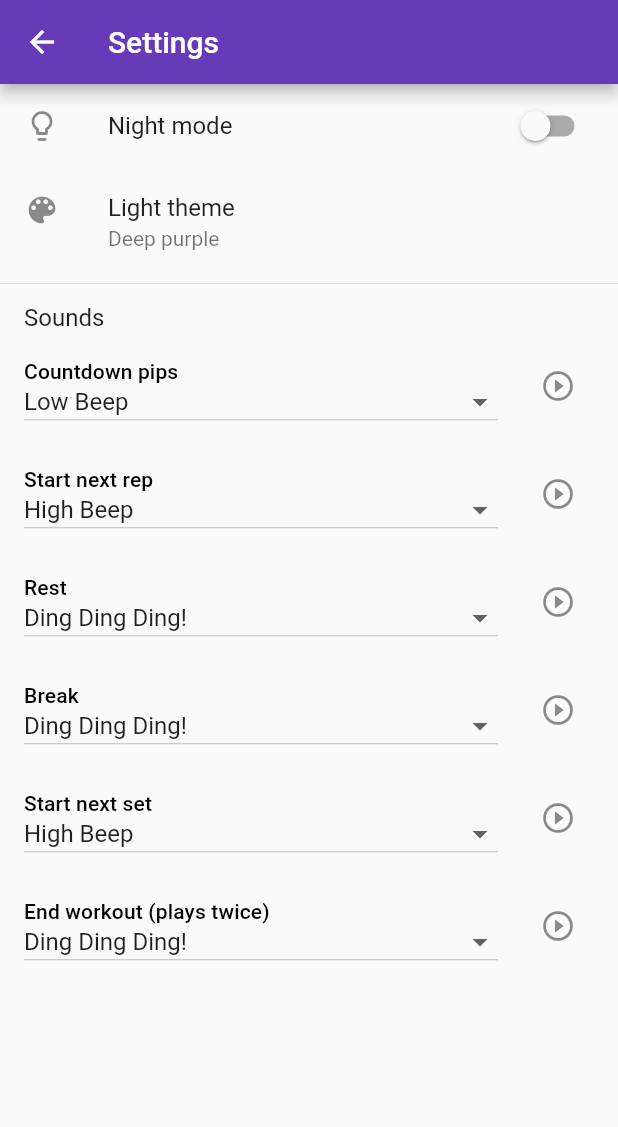
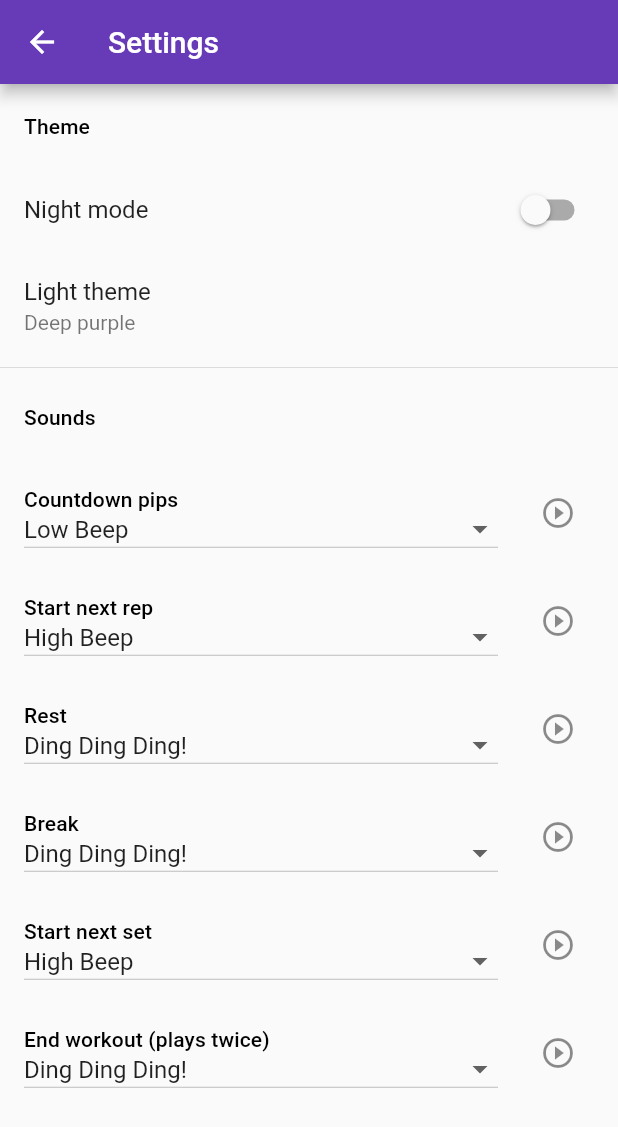
Before and after one commit to insin/tabata_timer, a Flutter app: the screen it shows after launch, after a tap on the "settings" icon, on a phone screen of 412 x 824 dp. Shown: the top 1127 px of the screen. Run offline on Flutter 3.47's test engine with Material 2 defaults, Android fonts, the phone set to English and light mode, and no system bars; our stand-ins replace audioplayers, auto_size_text, flutter_colorpicker, numberpicker, shared_preferences; missing offline and left inert: screen.

Commit message:
Remove icons from settings screen; make subtitle usage consistent

```diff
--- a/lib/screens/settings_screen.dart
+++ b/lib/screens/settings_screen.dart
@@ -75,9 +75,14 @@ class _SettingsScreenState extends State<SettingsScreen> {
       ),
       body: ListView(
         children: <Widget>[
+          ListTile(
+            title: Text(
+              'Theme',
+              style: Theme.of(context).textTheme.subtitle,
+            ),
+          ),
           SwitchListTile(
             title: Text('Night mode'),
-            secondary: Icon(Icons.lightbulb_outline),
             value: widget.settings.nightMode,
             onChanged: (nightMode) {
               widget.settings.nightMode = nightMode;
@@ -87,7 +92,6 @@ class _SettingsScreenState extends State<SettingsScreen> {
           ListTile(
             title: Text('Light theme'),
             subtitle: Text(colorNames[widget.settings.primarySwatch]),
-            leading: Icon(Icons.color_lens),
             onTap: () {
               showDialog(
                 context: context,
@@ -109,12 +113,12 @@ class _SettingsScreenState extends State<SettingsScreen> {
             },
           ),
           Divider(height: 10),
-          Container(
-              padding: EdgeInsets.fromLTRB(16, 8, 16, 0),
-              child: Text(
-                'Sounds',
-                style: Theme.of(context).textTheme.subhead,
-              )),
+          ListTile(
+            title: Text(
+              'Sounds',
+              style: Theme.of(context).textTheme.subtitle,
+            ),
+          ),
           AudioSelectListItem(
               value: widget.settings.countdownPip,
               title: 'Countdown pips',
```
